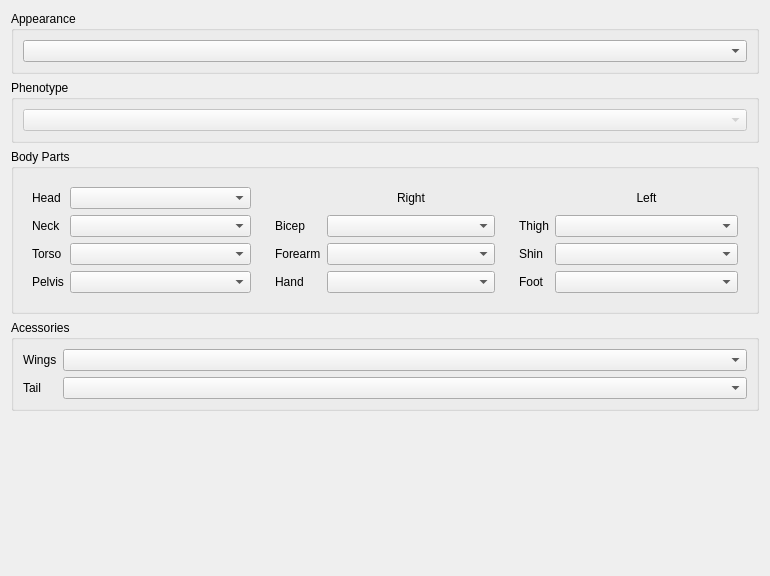
Qt form src/widgets/CreatureView/creatureappearanceview.ui (jd28/arclight) before a commit.
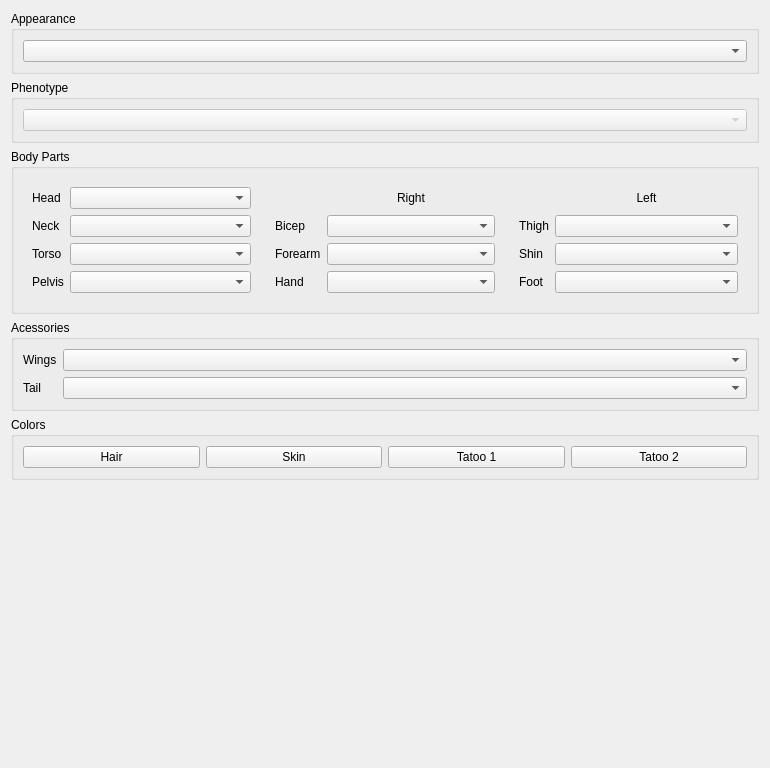
The same form after that commit. Icons and pictures are not drawn.

Commit message: [widgets] add: CreatireColorSelectorDialog

The edit to the form file:
```diff
--- a/src/widgets/CreatureView/creatureappearanceview.ui
+++ b/src/widgets/CreatureView/creatureappearanceview.ui
@@ -7,7 +7,7 @@
                 <x>0</x>
                 <y>0</y>
                 <width>770</width>
-                <height>576</height>
+    <height>768</height>
             </rect>
         </property>
         <property name="windowTitle">
@@ -237,7 +237,80 @@
                             </widget>
                         </item>
                         <item row="1" column="1">
-                            <widget class="QComboBox" name="tails" />
+       <widget class="QComboBox" name="tails"/>
+      </item>
+     </layout>
+    </widget>
+   </item>
+   <item>
+    <widget class="QGroupBox" name="groupBox">
+     <property name="title">
+      <string>Colors</string>
+     </property>
+     <layout class="QHBoxLayout" name="horizontalLayout_4">
+      <item>
+       <widget class="QPushButton" name="hair">
+        <property name="text">
+         <string>Hair</string>
+        </property>
+        <property name="icon">
+         <iconset theme="QIcon::ThemeIcon::CallStop"/>
+        </property>
+        <property name="iconSize">
+         <size>
+          <width>32</width>
+          <height>32</height>
+         </size>
+        </property>
+       </widget>
+      </item>
+      <item>
+       <widget class="QPushButton" name="skin">
+        <property name="text">
+         <string>Skin</string>
+        </property>
+        <property name="icon">
+         <iconset theme="QIcon::ThemeIcon::AddressBookNew"/>
+        </property>
+        <property name="iconSize">
+         <size>
+          <width>32</width>
+          <height>32</height>
+         </size>
+        </property>
+       </widget>
+      </item>
+      <item>
+       <widget class="QPushButton" name="tatoo1">
+        <property name="text">
+         <string>Tatoo 1</string>
+        </property>
+        <property name="icon">
+         <iconset theme="QIcon::ThemeIcon::AddressBookNew"/>
+        </property>
+        <property name="iconSize">
+         <size>
+          <width>32</width>
+          <height>32</height>
+         </size>
+        </property>
+       </widget>
+      </item>
+      <item>
+       <widget class="QPushButton" name="tatoo2">
+        <property name="text">
+         <string>Tatoo 2</string>
+        </property>
+        <property name="icon">
+         <iconset theme="QIcon::ThemeIcon::AddressBookNew"/>
+        </property>
+        <property name="iconSize">
+         <size>
+          <width>32</width>
+          <height>32</height>
+         </size>
+        </property>
+       </widget>
                         </item>
                     </layout>
                 </widget>
```
Left out of the diff: 28 changed lines with no effect on the pictures. Lines whose indentation alone changed are shown as unchanged. The commit also changes 26 other files.
